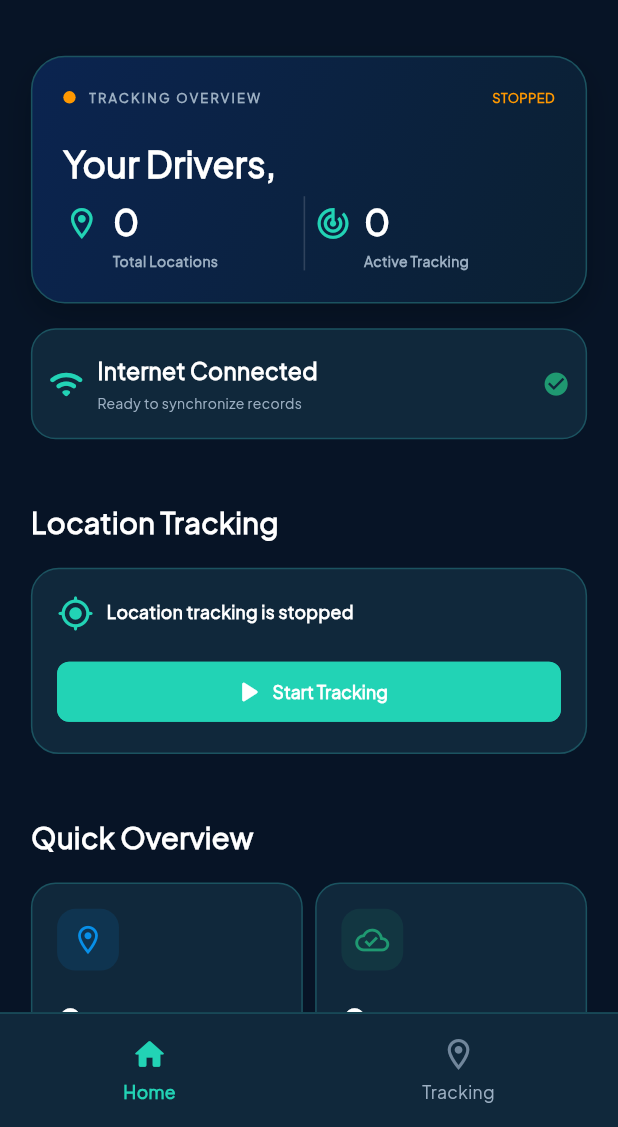
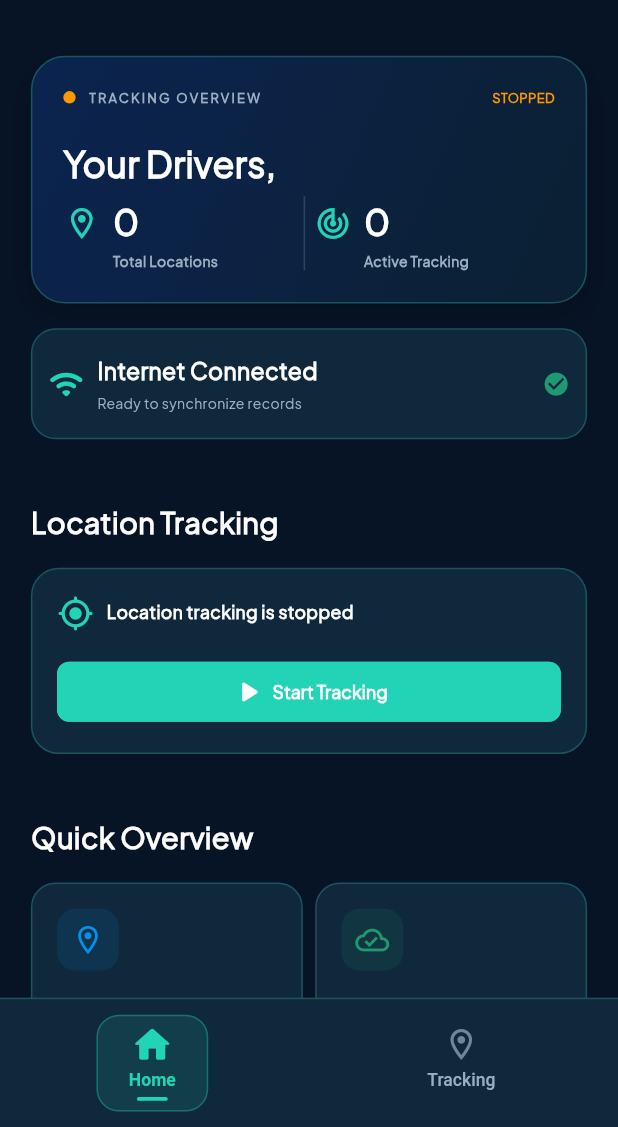
Before and after one commit to riteshsinha1234/driver-track-assignment, a Flutter app: the screen it shows after launch, on a phone screen of 412 x 824 dp, the part 109-1236 px from its top. Run offline on Flutter 3.47's test engine with Material 3 defaults, Android fonts, the phone set to English and light mode, and no system bars; our stand-ins replace connectivity_plus, flutter_bloc, hive_flutter, sizer; accounts and stored records are empty.

Commit message:
location and evething finish

```diff
--- a/lib/components/bloc/bloc_provider.dart
+++ b/lib/components/bloc/bloc_provider.dart
@@ -1,4 +1,3 @@
-import 'package:driver_track/screens/tracking/tracking_bloc.dart';
 import 'package:flutter_bloc/flutter_bloc.dart';
 
 import '../../data/location/connectivity_service.dart';
@@ -8,6 +7,8 @@ import '../../data/remote/location_api.dart';
 import '../../data/repositories/location_repository.dart';
 import '../../screens/home/home_bloc.dart';
 import '../../screens/splash/splash_bloc.dart';
+import '../../screens/tracking/tracking_bloc.dart';
+import '../../screens/bottom_navigation/bottom_navigation_bloc.dart';
 
 List<RepositoryProvider> repositoryProviders(LocationStorage storage) {
   return [
@@ -34,5 +35,8 @@ List<BlocProvider> blocProvider() {
       create: (context) =>
           TrackingBloc(locationRepository: context.read<LocationRepository>()),
     ),
+    BlocProvider<BottomNavigationBloc>(
+      create: (context) => BottomNavigationBloc(),
+    ),
   ];
 }
--- a/lib/components/widget.dart
+++ b/lib/components/widget.dart
@@ -39,56 +39,6 @@ Widget customBody({
     backgroundColor: backgroundColor,
     appBar: appBar,
     body: child,
-  );
-}
-
-// Bottom Navigation Bar
-Widget bottomNavigationBar(
-  BuildContext context, {
-  required int selectedIndex,
-  required VoidCallback onHomeTap,
-  required VoidCallback onTrackingTap,
-}) {
-  return Container(
-    padding: EdgeInsets.symmetric(vertical: 3.5.w),
-    decoration: BoxDecoration(
-      color: logoBackground,
-      border: Border(top: BorderSide(color: logoBorder)),
-    ),
-    child: Row(
-      mainAxisAlignment: MainAxisAlignment.spaceAround,
-      children: [
-        GestureDetector(
-          onTap: onHomeTap,
-          child: navItem(Icons.home_rounded, "Home", selectedIndex == 0),
-        ),
-        GestureDetector(
-          onTap: onTrackingTap,
-          child: navItem(
-            Icons.location_on_outlined,
-            "Tracking",
-            selectedIndex == 1,
-          ),
-        ),
-      ],
-    ),
-  );
-}
-
-// Navigation Item
-Widget navItem(IconData icon, String title, bool selected) {
-  return Column(
-    mainAxisSize: MainAxisSize.min,
-    children: [
-      Icon(icon, size: 6.w, color: selected ? splashCyan : loadingText),
-      gapH(1.2.w),
-      customTxt(
-        title,
-        14,
-        selected ? splashCyan : splashText,
-        selected ? FontWeight.w700 : FontWeight.w500,
-      ),
-    ],
   );
 }
 
--- a/lib/data/location/location_service.dart
+++ b/lib/data/location/location_service.dart
@@ -1,3 +1,4 @@
+
 import 'dart:async';
 import 'dart:math';
 
--- /dev/null
+++ b/lib/screens/bottom_navigation/bottom_navigation_bloc.dart
@@ -0,0 +1,20 @@
+import 'package:flutter_bloc/flutter_bloc.dart';
+
+import 'bottom_navigation_event.dart';
+import 'bottom_navigation_state.dart';
+
+class BottomNavigationBloc
+    extends Bloc<BottomNavigationEvent, BottomNavigationState> {
+  BottomNavigationBloc() : super(const BottomNavigationState()) {
+    on<ChangeNavigationTab>(_onChangeNavigationTab);
+  }
+
+  void _onChangeNavigationTab(
+    ChangeNavigationTab event,
+    Emitter<BottomNavigationState> emit,
+  ) {
+    if (event.index < 0 || event.index > 1) return;
+
+    emit(state.copyWith(selectedIndex: event.index));
+  }
+}
--- /dev/null
+++ b/lib/screens/bottom_navigation/bottom_navigation_event.dart
@@ -0,0 +1,8 @@
+
+abstract class BottomNavigationEvent {}
+
+class ChangeNavigationTab extends BottomNavigationEvent {
+  final int index;
+
+  ChangeNavigationTab(this.index);
+}
--- /dev/null
+++ b/lib/screens/bottom_navigation/bottom_navigation_state.dart
@@ -0,0 +1,11 @@
+class BottomNavigationState {
+  final int selectedIndex;
+
+  const BottomNavigationState({this.selectedIndex = 0});
+
+  BottomNavigationState copyWith({int? selectedIndex}) {
+    return BottomNavigationState(
+      selectedIndex: selectedIndex ?? this.selectedIndex,
+    );
+  }
+}
--- /dev/null
+++ b/lib/screens/bottom_navigation/bottom_navigation_view.dart
@@ -0,0 +1,125 @@
+import 'package:flutter/material.dart';
+import 'package:flutter_bloc/flutter_bloc.dart';
+import 'package:sizer/sizer.dart';
+
+import '../../components/colors.dart';
+import '../../components/widget.dart';
+import '../home/home_view.dart';
+import '../tracking/tracking_view.dart';
+import 'bottom_navigation_bloc.dart';
+import 'bottom_navigation_event.dart';
+import 'bottom_navigation_state.dart';
+
+class BottomNavigationView extends StatelessWidget {
+  const BottomNavigationView({super.key});
+
+  @override
+  Widget build(BuildContext context) {
+    return BlocBuilder<BottomNavigationBloc, BottomNavigationState>(
+      builder: (context, state) {
+        return Scaffold(
+          backgroundColor: splashBackground,
+          body: IndexedStack(
+            index: state.selectedIndex,
+            children: const [HomeView(), TrackingView()],
+          ),
+          bottomNavigationBar: Container(
+            padding: EdgeInsets.symmetric(vertical: 2.5.w),
+            decoration: BoxDecoration(
+              color: logoBackground,
+              border: Border(top: BorderSide(color: logoBorder)),
+            ),
+            child: Row(
+              mainAxisAlignment: MainAxisAlignment.spaceAround,
+              children: [
+                _navItem(
+                  context,
+                  icon: Icons.home_rounded,
+                  title: 'Home',
+                  index: 0,
+                  selectedIndex: state.selectedIndex,
+                ),
+                _navItem(
+                  context,
+                  icon: Icons.location_on_outlined,
+                  title: 'Tracking',
+                  index: 1,
+                  selectedIndex: state.selectedIndex,
+                ),
+              ],
+            ),
+          ),
+        );
+      },
+    );
+  }
+
+  Widget _navItem(
+    BuildContext context, {
+    required IconData icon,
+    required String title,
+    required int index,
+    required int selectedIndex,
+  }) {
+    final bool isSelected = selectedIndex == index;
+
+    return GestureDetector(
+      onTap: () {
+        context.read<BottomNavigationBloc>().add(ChangeNavigationTab(index));
+      },
+      child: AnimatedContainer(
+        duration: const Duration(milliseconds: 250),
+        curve: Curves.easeOutBack,
+        padding: EdgeInsets.symmetric(
+          horizontal: isSelected ? 5.w : 4.w,
+          vertical: 1.5.w,
+        ),
+        decoration: BoxDecoration(
+          color: isSelected ? splashCyan.withOpacity(0.12) : Colors.transparent,
+          borderRadius: BorderRadius.circular(15),
+          border: Border.all(
+            color: isSelected
+                ? splashCyan.withOpacity(0.35)
+                : Colors.transparent,
+          ),
+        ),
+        child: Column(
+          mainAxisSize: MainAxisSize.min,
+          children: [
+            AnimatedScale(
+              scale: isSelected ? 1.2 : 1.0,
+              duration: const Duration(milliseconds: 250),
+              curve: Curves.easeOutBack,
+              child: Icon(
+                icon,
+                size: 6.w,
+                color: isSelected ? splashCyan : loadingText,
+              ),
+            ),
+            gapH(1.2.w),
+            AnimatedDefaultTextStyle(
+              duration: const Duration(milliseconds: 200),
+              style: TextStyle(
+                fontSize: 14.sp,
+                color: isSelected ? splashCyan : splashText,
+                fontWeight: isSelected ? FontWeight.w700 : FontWeight.w500,
+              ),
+              child: Text(title),
+            ),
+            AnimatedContainer(
+              duration: const Duration(milliseconds: 250),
+              curve: Curves.easeOut,
+              margin: EdgeInsets.only(top: 1.w),
+              height: 0.6.w,
+              width: isSelected ? 5.w : 0,
+              decoration: BoxDecoration(
+                color: splashCyan,
+                borderRadius: BorderRadius.circular(10),
+              ),
+            ),
+          ],
+        ),
+      ),
+    );
+  }
+}
--- a/lib/screens/home/home_view.dart
+++ b/lib/screens/home/home_view.dart
@@ -1,11 +1,9 @@
 import 'package:driver_track/components/colors.dart';
 import 'package:driver_track/components/text.dart';
 import 'package:driver_track/components/widget.dart';
-import 'package:driver_track/components/routers.dart';
 import 'package:driver_track/screens/home/home_bloc.dart';
 import 'package:driver_track/screens/home/home_event.dart';
 import 'package:driver_track/screens/home/home_state.dart';
-import 'package:driver_track/screens/tracking/tracking_view.dart';
 import 'package:flutter/material.dart';
 import 'package:flutter_bloc/flutter_bloc.dart';
 import 'package:sizer/sizer.dart';
@@ -30,8 +28,16 @@ class HomeView extends StatelessWidget {
       child: BlocBuilder<HomeBloc, HomeState>(
         builder: (context, state) {
           if (state is HomeLoading) {
-            return const Center(
-              child: CircularProgressIndicator(color: splashCyan),
+            return Container(
+              width: double.infinity,
+              height: double.infinity,
+              color: splashBackground,
+              child: const Center(
+                child: CircularProgressIndicator(
+                  color: splashCyan,
+                  strokeWidth: 3.5,
+                ),
+              ),
             );
           }
 
@@ -461,14 +467,6 @@ class HomeView extends StatelessWidget {
                       ),
                     ),
                   ),
-
-                  // Bottom Navigation
-                  bottomNavigationBar(
-                    context,
-                    selectedIndex: 0,
-                    onHomeTap: () {},
-                    onTrackingTap: () => routePush(const TrackingView()),
-                  ),
                 ],
               ),
             );
--- a/lib/screens/splash/splash_view.dart
+++ b/lib/screens/splash/splash_view.dart
@@ -3,7 +3,7 @@ import 'package:driver_track/components/image.dart';
 import 'package:driver_track/components/routers.dart';
 import 'package:driver_track/components/text.dart';
 import 'package:driver_track/components/widget.dart';
-import 'package:driver_track/screens/home/home_view.dart';
+import 'package:driver_track/screens/bottom_navigation/bottom_navigation_view.dart';
 import 'package:driver_track/screens/splash/splash_bloc.dart';
 import 'package:driver_track/screens/splash/splash_event.dart';
 import 'package:driver_track/screens/splash/splash_state.dart';
@@ -29,7 +29,7 @@ class SplashView extends StatelessWidget {
     return BlocListener<SplashBloc, SplashState>(
       listener: (context, state) {
         if (state is SplashCompleted) {
-          routePushReplacement(const HomeView());
+          routePushReplacement(const BottomNavigationView());
         }
       },
       child: customBody(
--- a/lib/screens/tracking/tracking_view.dart
+++ b/lib/screens/tracking/tracking_view.dart
@@ -3,7 +3,6 @@ import 'package:flutter_bloc/flutter_bloc.dart';
 import 'package:sizer/sizer.dart';
 
 import '../../components/colors.dart';
-import '../../components/routers.dart';
 import '../../components/text.dart';
 import '../../components/widget.dart';
 import 'tracking_bloc.dart';
@@ -15,9 +14,7 @@ class TrackingView extends StatelessWidget {
 
   @override
   Widget build(BuildContext context) {
-    return customBody(
-      backgroundColor: splashBackground,
-      child: BlocProvider(
+    return BlocProvider(
       create: (context) =>
           TrackingBloc(locationRepository: context.read())
             ..add(LoadTrackingRecords()),
@@ -28,10 +25,7 @@ class TrackingView extends StatelessWidget {
               children: [
                 // Static Header
                 Padding(
-                    padding: EdgeInsets.symmetric(
-                      horizontal: 5.w,
-                      vertical: 5.w,
-                    ),
+                  padding: EdgeInsets.symmetric(horizontal: 5.w, vertical: 5.w),
                   child: Row(
                     mainAxisAlignment: MainAxisAlignment.spaceBetween,
                     children: [
@@ -76,8 +70,16 @@ class TrackingView extends StatelessWidget {
                     builder: (context, state) {
                       if (state is TrackingLoading ||
                           state is TrackingInitial) {
-                          return const Center(
-                            child: CircularProgressIndicator(color: splashCyan),
+                        return Container(
+                          width: double.infinity,
+                          height: double.infinity,
+                          color: splashBackground,
+                          child: const Center(
+                            child: CircularProgressIndicator(
+                              color: splashCyan,
+                              strokeWidth: 3.5,
+                            ),
+                          ),
                         );
                       }
 
@@ -143,9 +145,7 @@ class TrackingView extends StatelessWidget {
                                   ),
                                   decoration: BoxDecoration(
                                     color: logoBackground,
-                                      borderRadius: BorderRadius.circular(
-                                        4.5.w,
-                                      ),
+                                    borderRadius: BorderRadius.circular(4.5.w),
                                     border: Border.all(color: logoBorder),
                                   ),
                                   child: Column(
@@ -175,8 +175,7 @@ class TrackingView extends StatelessWidget {
                                 )
                               else
                                 ...state.locations.map((record) {
-                                    final localTime = record.timestamp
-                                        .toLocal();
+                                  final localTime = record.timestamp.toLocal();
 
                                   final date =
                                       "${localTime.year.toString().padLeft(4, '0')}-"
@@ -194,9 +193,7 @@ class TrackingView extends StatelessWidget {
                                     padding: EdgeInsets.all(3.5.w),
                                     decoration: BoxDecoration(
                                       color: logoBackground,
-                                        borderRadius: BorderRadius.circular(
-                                          4.w,
-                                        ),
+                                      borderRadius: BorderRadius.circular(4.w),
                                       border: Border.all(color: logoBorder),
                                     ),
                                     child: Row(
@@ -210,8 +207,9 @@ class TrackingView extends StatelessWidget {
                                             color: splashCyan.withValues(
                                               alpha: 0.12,
                                             ),
-                                              borderRadius:
-                                                  BorderRadius.circular(3.w),
+                                            borderRadius: BorderRadius.circular(
+                                              3.w,
+                                            ),
                                           ),
                                           child: const Icon(
                                             Icons.location_on_rounded,
@@ -234,7 +232,6 @@ class TrackingView extends StatelessWidget {
                                                 FontWeight.w700,
                                               ),
                                               gapH(1.5.w),
-
                                               customTxt(
                                                 "Latitude: ${record.latitude.toStringAsFixed(5)}",
                                                 14,
@@ -242,7 +239,6 @@ class TrackingView extends StatelessWidget {
                                                 FontWeight.w700,
                                               ),
                                               gapH(0.8.w),
-
                                               customTxt(
                                                 "Longitude: ${record.longitude.toStringAsFixed(5)}",
                                                 14,
@@ -250,7 +246,6 @@ class TrackingView extends StatelessWidget {
                                                 FontWeight.w700,
                                               ),
                                               gapH(1.5.w),
-
                                               customTxt(
                                                 "Date: $date",
                                                 12,
@@ -258,7 +253,6 @@ class TrackingView extends StatelessWidget {
                                                 FontWeight.w600,
                                               ),
                                               gapH(0.8.w),
-
                                               customTxt(
                                                 "Time: $time",
                                                 12,
@@ -277,8 +271,7 @@ class TrackingView extends StatelessWidget {
                                             Icon(
                                               record.isSynced
                                                   ? Icons.cloud_done_rounded
-                                                    : Icons
-                                                          .cloud_upload_outlined,
+                                                  : Icons.cloud_upload_outlined,
                                               color: record.isSynced
                                                   ? grn
                                                   : orang,
@@ -308,20 +301,11 @@ class TrackingView extends StatelessWidget {
                     },
                   ),
                 ),
-
-                  // Shared Bottom Navigation
-                  bottomNavigationBar(
-                    context,
-                    selectedIndex: 1,
-                    onHomeTap: kNavigationPop,
-                    onTrackingTap: () {},
-                  ),
               ],
             ),
           );
         },
       ),
-      ),
     );
   }
 }
--- a/pubspec.yaml
+++ b/pubspec.yaml
@@ -50,6 +50,8 @@ dependencies:
 
   # Unique record identifiers
   uuid: ^4.5.1
+  geolocator: ^14.0.1
+  geocoding: ^5.0.1
 
 dev_dependencies:
   flutter_test:
```
Also changed, not shown: pubspec.lock. Lines whose indentation alone changed are shown as unchanged.
